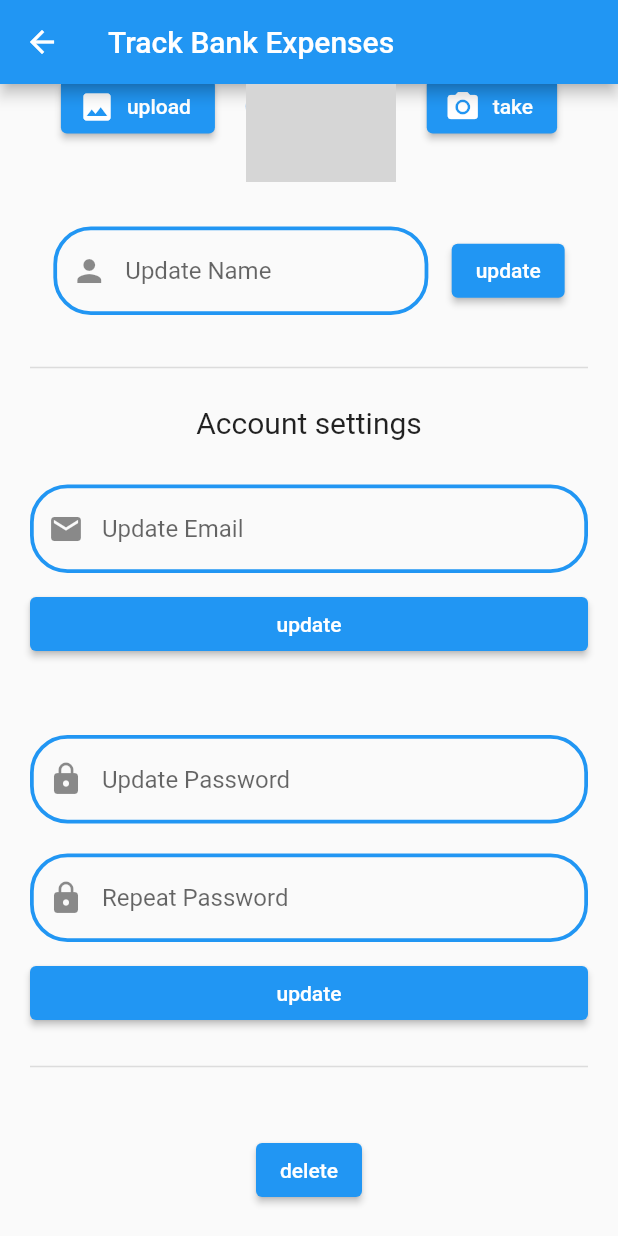
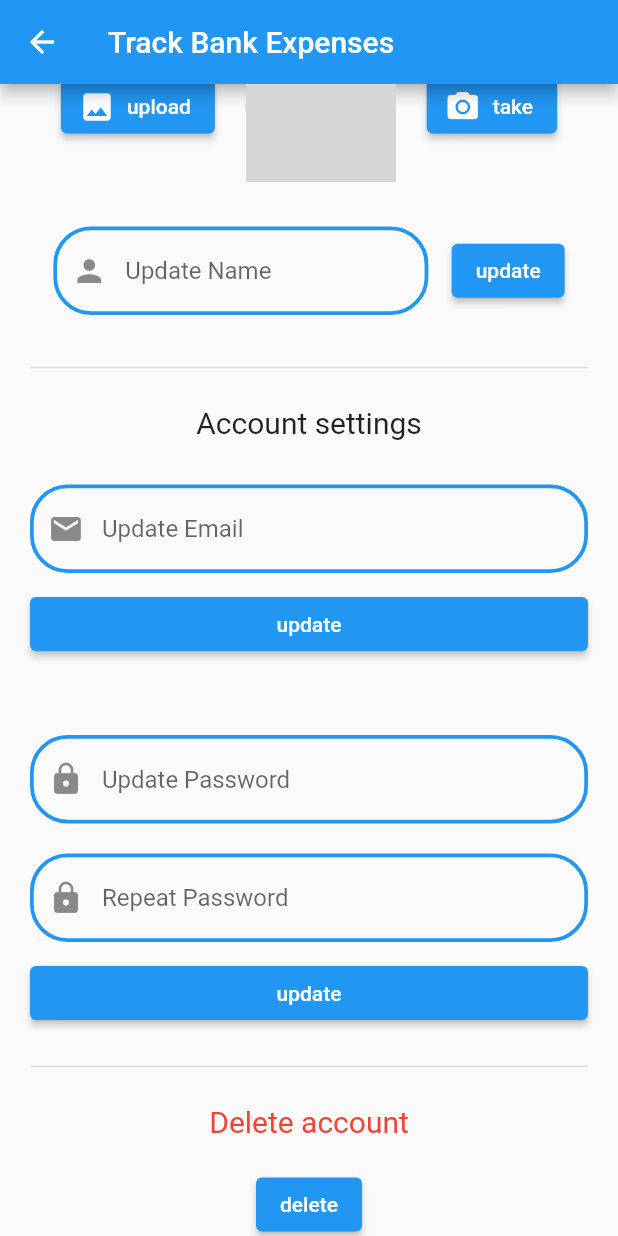
Before and after one commit to Petar81/Track-Bank-Expenses, a Flutter app: the Settings screen opened by its route, scrolled down 118 dp, on a phone screen of 412 x 824 dp. Run offline on Flutter 3.47's test engine with Material 2 defaults, Android fonts, the phone set to English and light mode, and no system bars; our stand-ins replace charts_flutter, firebase_auth, firebase_core, firebase_database, firebase_storage, fl_chart and 2 more; accounts and stored records are empty; network calls fail; grey boxes are pictures that could not be loaded.

Commit message:
add delete account heading

```diff
--- a/lib/screens/settings.dart
+++ b/lib/screens/settings.dart
@@ -470,7 +470,11 @@ class _SettingsState extends State<Settings> {
                   thickness: 1,
                 ),
                 const Padding(
-                  padding: EdgeInsets.symmetric(vertical: 20),
+                  padding: EdgeInsets.symmetric(vertical: 20.0),
+                  child: Text(
+                    "Delete account",
+                    style: TextStyle(fontSize: 20.0, color: Colors.red),
+                  ),
                 ),
                 ElevatedButton(
                   onPressed: () {
```
